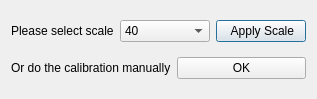
Before: the Qt Designer form scaledialog.ui in dare5421/MasterMeasure, drawn with Qt 5.
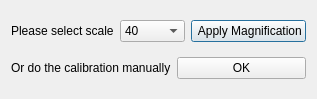
After: the same form once the commit is applied.

```diff
--- a/scaledialog.ui
+++ b/scaledialog.ui
@@ -61,7 +61,7 @@
      <item>
       <widget class="QPushButton" name="pushButton">
        <property name="text">
-        <string> Apply Scale</string>
+        <string> Apply Magnification</string>
        </property>
       </widget>
      </item>
```
Left out of the diff: 2 changed lines with no effect on the pictures.
